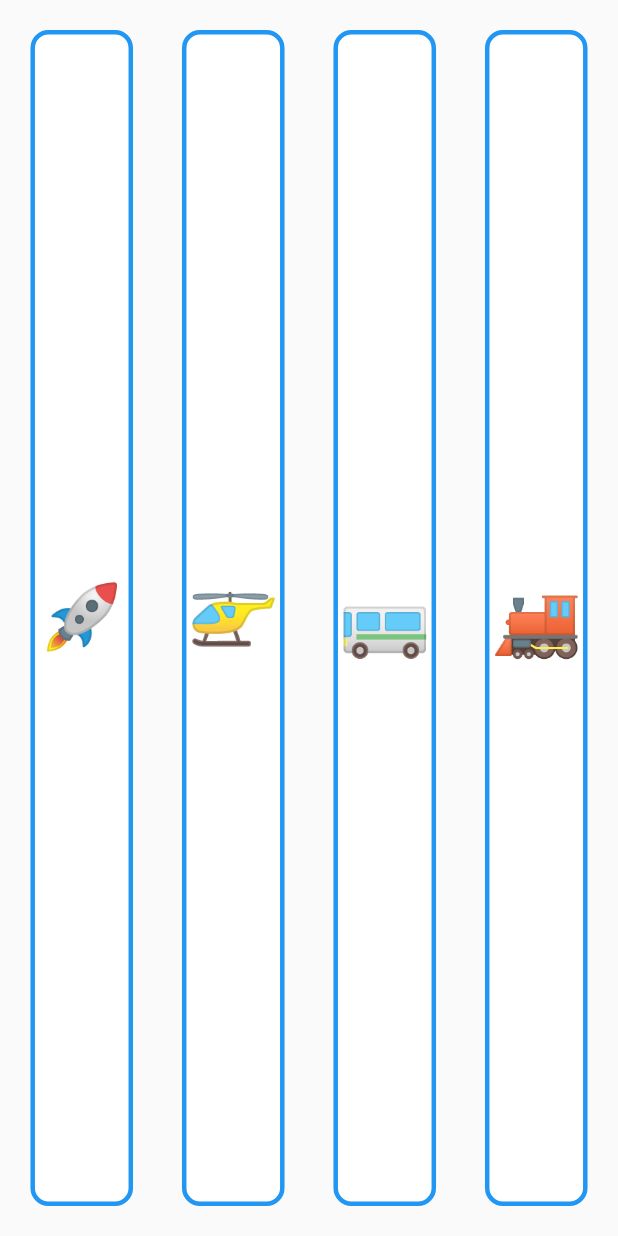
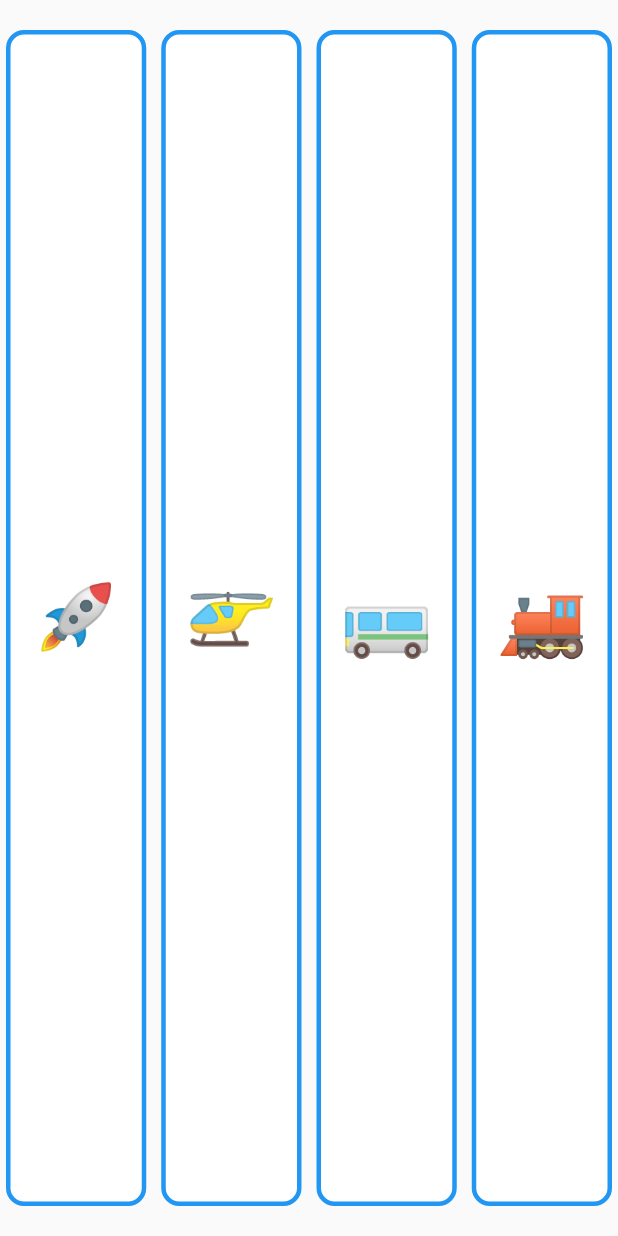
Before and after one commit to IDvan007/memorize, a Flutter app: the screen it shows after launch, on a phone screen of 412 x 824 dp. Run offline on Flutter 3.47's test engine with Material 2 defaults, Android fonts, the phone set to English and light mode, and no system bars.

Commit message:
task 4 fin

```diff
--- a/lib/home_game.dart
+++ b/lib/home_game.dart
@@ -1,7 +1,8 @@
 import 'package:flutter/material.dart';
+import 'package:memorize/my_card.dart';
 
 class MyHomeGame extends StatelessWidget {
-  const MyHomeGame({super.key});
+   const MyHomeGame({super.key});
 
   @override
   Widget build(BuildContext context) {
@@ -9,38 +10,18 @@ class MyHomeGame extends StatelessWidget {
       body: SafeArea(
         minimum: const EdgeInsets.all(4),
         child: Row(
-          mainAxisAlignment: MainAxisAlignment.spaceAround,
+          //mainAxisAlignment: MainAxisAlignment.spaceEvenly,
           children: const [
-            _MyCard(myIcon: '\u{1F680}'), //Rocket
-            _MyCard(myIcon: '\u{1F681}'), //Helicopter
-            _MyCard(myIcon: '\u{1F68C}'), //Bus
-            _MyCard(myIcon: '\u{1F682}'), //Locomotive
+            Expanded(child: MyCard(myIcon: '\u{1F680}')), //Rocket
+            SizedBox(width: 10.0),
+            Expanded(child: MyCard(myIcon: '\u{1F681}')), //Helicopter
+            SizedBox(width: 10.0),
+            Expanded(child: MyCard(myIcon: '\u{1F68C}')), //Bus
+            SizedBox(width: 10.0),
+            Expanded(child: MyCard(myIcon: '\u{1F682}')), //Locomotive
           ],
         ),
       ),
     );
   }
 }
-
-class _MyCard extends StatelessWidget {
-  final String myIcon;
-
-  const _MyCard({required this.myIcon});
-
-  @override
-  Widget build(BuildContext context) {
-    return Padding(
-      padding: const EdgeInsets.only(top: 16, bottom: 16),
-      child: Container(
-        decoration: BoxDecoration(
-          color: Colors.white,
-          border: Border.all(width: 3, color: Colors.blue),
-          borderRadius: BorderRadius.circular(12),
-        ),
-        child: Align(
-          child: Text(myIcon, style: const TextStyle(fontSize: 50)),
-        ),
-      ),
-    );
-  }
-}
--- /dev/null
+++ b/lib/my_card.dart
@@ -0,0 +1,23 @@
+import 'package:flutter/material.dart';
+
+class MyCard extends StatelessWidget {
+  final String myIcon;
+  const MyCard({super.key, required this.myIcon});
+
+  @override
+  Widget build(BuildContext context) {
+    return Padding(
+      padding: const EdgeInsets.only(top: 16, bottom: 16),
+      child: Container(
+        decoration: BoxDecoration(
+          color: Colors.white,
+          border: Border.all(width: 3, color: Colors.blue),
+          borderRadius: BorderRadius.circular(12),
+        ),
+        child: Align(
+          child: Text(myIcon, style: const TextStyle(fontSize: 50)),
+        ),
+      ),
+    );
+  }
+}
```
